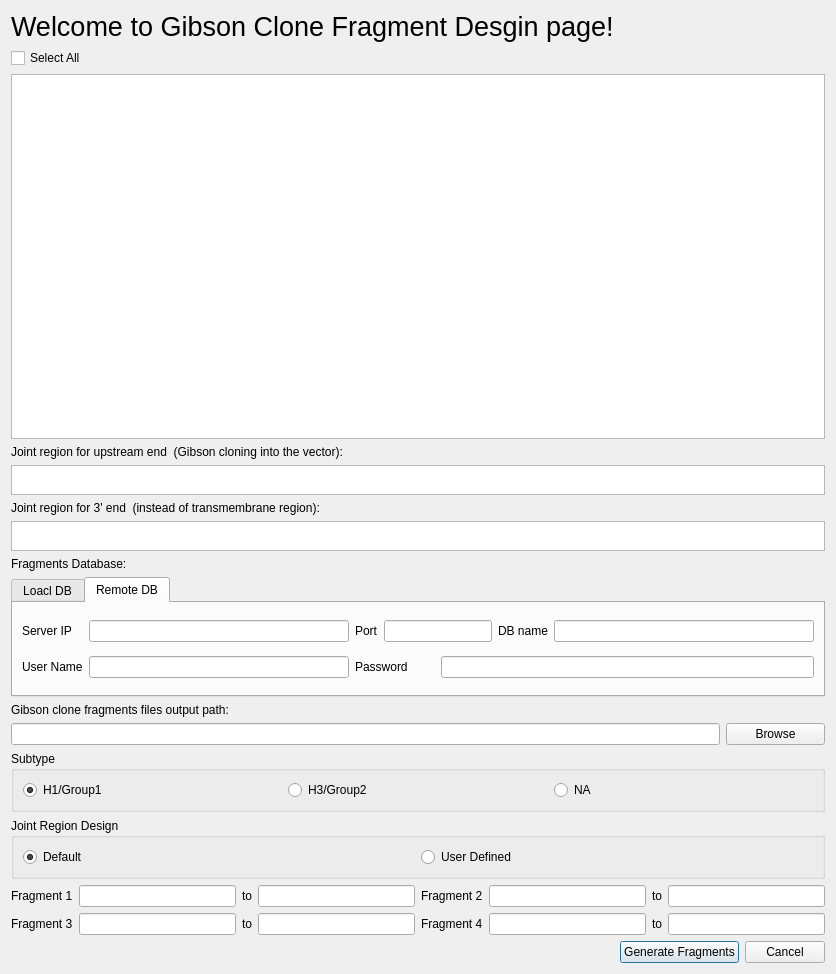
First picture: the form in gibsonclone.ui, repository WilsonImmunologyLab/Librator, before the edit.
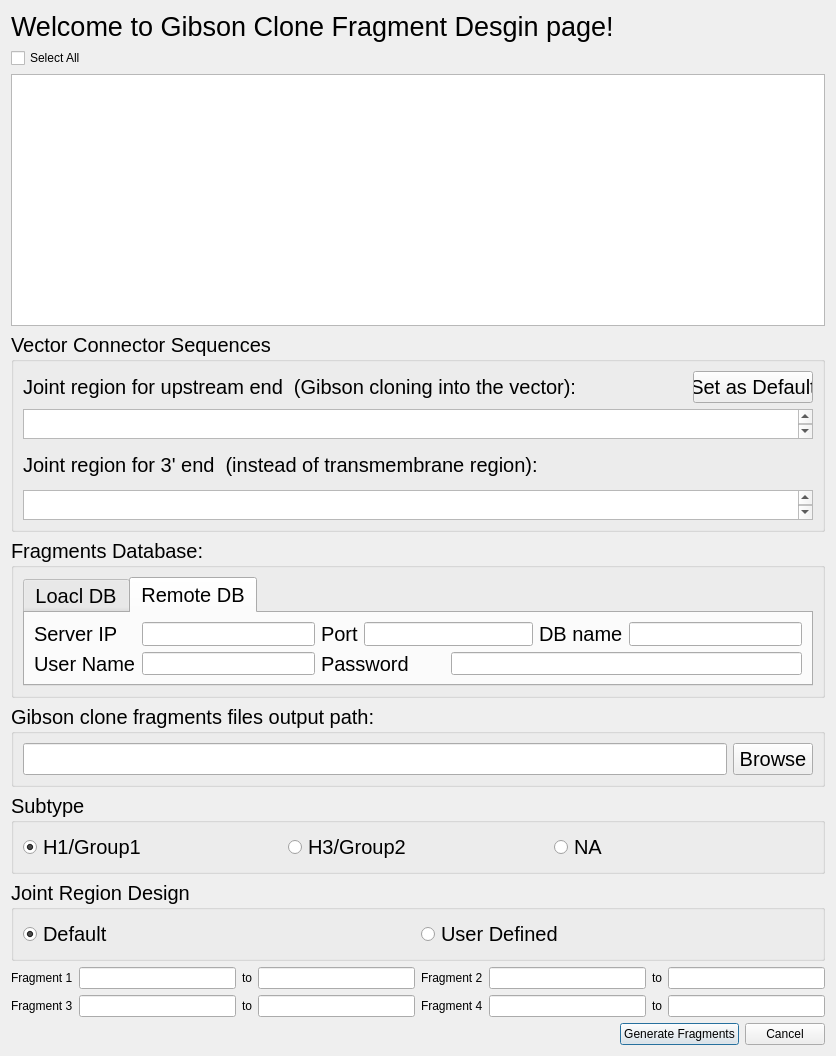
Second picture: the form after the edit. The open tabs and pages were chosen to show the change.

Commit message: Update save joint function

The edit to the form file:
```diff
--- a/gibsonclone.ui
+++ b/gibsonclone.ui
@@ -6,16 +6,254 @@
    <rect>
     <x>0</x>
     <y>0</y>
-    <width>718</width>
-    <height>974</height>
+    <width>715</width>
+    <height>1056</height>
    </rect>
   </property>
   <property name="windowTitle">
    <string>Gibson Clone Fragments Design</string>
   </property>
-  <layout class="QGridLayout" name="gridLayout_6">
-   <item row="12" column="0" colspan="3">
+  <layout class="QGridLayout" name="gridLayout_9">
+   <item row="0" column="0">
+    <widget class="QLabel" name="label">
+     <property name="font">
+      <font>
+       <pointsize>20</pointsize>
+      </font>
+     </property>
+     <property name="text">
+      <string>Welcome to Gibson Clone Fragment Desgin page!</string>
+     </property>
+    </widget>
+   </item>
+   <item row="1" column="0">
+    <widget class="QCheckBox" name="checkBoxAll">
+     <property name="text">
+      <string>Select All</string>
+     </property>
+    </widget>
+   </item>
+   <item row="2" column="0" colspan="2">
+    <widget class="QTableWidget" name="selectionTable"/>
+   </item>
+   <item row="3" column="0" colspan="2">
+    <widget class="QGroupBox" name="groupBox_3">
+     <property name="maximumSize">
+      <size>
+       <width>16777215</width>
+       <height>200</height>
+      </size>
+     </property>
+     <property name="font">
+      <font>
+       <pointsize>15</pointsize>
+      </font>
+     </property>
+     <property name="title">
+      <string>Vector Connector Sequences</string>
+     </property>
+     <layout class="QGridLayout" name="gridLayout_6">
+      <item row="3" column="0" colspan="2">
+       <widget class="QTextEdit" name="jointDOWN">
+        <property name="maximumSize">
+         <size>
+          <width>16777215</width>
+          <height>30</height>
+         </size>
+        </property>
+       </widget>
+      </item>
+      <item row="1" column="0" colspan="2">
+       <widget class="QTextEdit" name="jointUP">
+        <property name="maximumSize">
+         <size>
+          <width>16777215</width>
+          <height>30</height>
+         </size>
+        </property>
+       </widget>
+      </item>
+      <item row="0" column="1">
+       <widget class="QPushButton" name="saveConnector">
+        <property name="maximumSize">
+         <size>
+          <width>120</width>
+          <height>16777215</height>
+         </size>
+        </property>
+        <property name="text">
+         <string>Set as Default</string>
+        </property>
+       </widget>
+      </item>
+      <item row="2" column="0">
+       <widget class="QLabel" name="label_5">
+        <property name="text">
+         <string>Joint region for 3' end  (instead of transmembrane region):</string>
+        </property>
+       </widget>
+      </item>
+      <item row="0" column="0">
+       <widget class="QLabel" name="label_3">
+        <property name="text">
+         <string>Joint region for upstream end  (Gibson cloning into the vector):</string>
+        </property>
+       </widget>
+      </item>
+     </layout>
+    </widget>
+   </item>
+   <item row="4" column="0" colspan="2">
+    <widget class="QGroupBox" name="groupBox_4">
+     <property name="maximumSize">
+      <size>
+       <width>16777215</width>
+       <height>160</height>
+      </size>
+     </property>
+     <property name="font">
+      <font>
+       <pointsize>15</pointsize>
+      </font>
+     </property>
+     <property name="title">
+      <string>Fragments Database:</string>
+     </property>
+     <layout class="QGridLayout" name="gridLayout_7">
+      <item row="0" column="0">
+       <widget class="QTabWidget" name="tabWidget">
+        <property name="maximumSize">
+         <size>
+          <width>16777215</width>
+          <height>120</height>
+         </size>
+        </property>
+        <property name="currentIndex">
+         <number>1</number>
+        </property>
+        <widget class="QWidget" name="tab">
+         <attribute name="title">
+          <string>Loacl DB</string>
+         </attribute>
+         <layout class="QGridLayout" name="gridLayout_2">
+          <item row="0" column="0">
+           <widget class="QLineEdit" name="dbpath"/>
+          </item>
+          <item row="0" column="1">
+           <widget class="QPushButton" name="createDB">
+            <property name="text">
+             <string>Create</string>
+            </property>
+           </widget>
+          </item>
+          <item row="0" column="2">
+           <widget class="QPushButton" name="browseDB">
+            <property name="text">
+             <string>Browse</string>
+            </property>
+           </widget>
+          </item>
+         </layout>
+        </widget>
+        <widget class="QWidget" name="tab_2">
+         <attribute name="title">
+          <string>Remote DB</string>
+         </attribute>
+         <layout class="QGridLayout" name="gridLayout_3">
+          <item row="0" column="5">
+           <widget class="QLabel" name="label_9">
+            <property name="text">
+             <string>DB name</string>
+            </property>
+           </widget>
+          </item>
+          <item row="0" column="6">
+           <widget class="QLineEdit" name="DBnameinput"/>
+          </item>
+          <item row="1" column="1">
+           <widget class="QLineEdit" name="Userinput"/>
+          </item>
+          <item row="1" column="0">
+           <widget class="QLabel" name="label_8">
+            <property name="text">
+             <string>User Name</string>
+            </property>
+           </widget>
+          </item>
+          <item row="0" column="3" colspan="2">
+           <widget class="QLineEdit" name="Portinput"/>
+          </item>
+          <item row="1" column="2" colspan="2">
+           <widget class="QLabel" name="label_10">
+            <property name="text">
+             <string>Password</string>
+            </property>
+           </widget>
+          </item>
+          <item row="0" column="0">
+           <widget class="QLabel" name="label_7">
+            <property name="text">
+             <string>Server IP</string>
+            </property>
+           </widget>
+          </item>
+          <item row="1" column="4" colspan="3">
+           <widget class="QLineEdit" name="Passinput"/>
+          </item>
+          <item row="0" column="2">
+           <widget class="QLabel" name="label_11">
+            <property name="text">
+             <string>Port</string>
+            </property>
+           </widget>
+          </item>
+          <item row="0" column="1">
+           <widget class="QLineEdit" name="IPinput"/>
+          </item>
+         </layout>
+        </widget>
+       </widget>
+      </item>
+     </layout>
+    </widget>
+   </item>
+   <item row="5" column="0" colspan="2">
+    <widget class="QGroupBox" name="groupBox_5">
+     <property name="font">
+      <font>
+       <pointsize>15</pointsize>
+      </font>
+     </property>
+     <property name="title">
+      <string>Gibson clone fragments files output path:</string>
+     </property>
+     <layout class="QGridLayout" name="gridLayout_8">
+      <item row="0" column="0">
+       <widget class="QLineEdit" name="outpath"/>
+      </item>
+      <item row="0" column="1">
+       <widget class="QPushButton" name="browse">
+        <property name="maximumSize">
+         <size>
+          <width>16777215</width>
+          <height>32</height>
+         </size>
+        </property>
+        <property name="text">
+         <string>Browse</string>
+        </property>
+       </widget>
+      </item>
+     </layout>
+    </widget>
+   </item>
+   <item row="6" column="0" colspan="2">
     <widget class="QGroupBox" name="groupBox">
+     <property name="font">
+      <font>
+       <pointsize>15</pointsize>
+      </font>
+     </property>
      <property name="title">
       <string>Subtype</string>
      </property>
@@ -47,14 +285,38 @@
      </layout>
     </widget>
    </item>
-   <item row="11" column="2">
-    <widget class="QPushButton" name="browse">
-     <property name="text">
-      <string>Browse</string>
+   <item row="7" column="0" colspan="2">
+    <widget class="QGroupBox" name="groupBox_2">
+     <property name="font">
+      <font>
+       <pointsize>15</pointsize>
+      </font>
      </property>
+     <property name="title">
+      <string>Joint Region Design</string>
+     </property>
+     <layout class="QGridLayout" name="gridLayout_4">
+      <item row="0" column="0">
+       <widget class="QRadioButton" name="radioButtonDefault">
+        <property name="text">
+         <string>Default</string>
+        </property>
+        <property name="checked">
+         <bool>true</bool>
+        </property>
+       </widget>
+      </item>
+      <item row="0" column="1">
+       <widget class="QRadioButton" name="radioButtonUser">
+        <property name="text">
+         <string>User Defined</string>
+        </property>
+       </widget>
+      </item>
+     </layout>
     </widget>
    </item>
-   <item row="14" column="0" colspan="3">
+   <item row="8" column="0" colspan="2">
     <layout class="QGridLayout" name="gridLayout">
      <item row="0" column="5">
       <widget class="QLineEdit" name="F2_start">
@@ -170,72 +432,7 @@
      </item>
     </layout>
    </item>
-   <item row="11" column="0" colspan="2">
-    <widget class="QLineEdit" name="outpath"/>
-   </item>
-   <item row="4" column="0">
-    <widget class="QLabel" name="label_3">
-     <property name="text">
-      <string>Joint region for upstream end  (Gibson cloning into the vector):</string>
-     </property>
-    </widget>
-   </item>
-   <item row="10" column="0">
-    <widget class="QLabel" name="label_4">
-     <property name="text">
-      <string>Gibson clone fragments files output path:</string>
-     </property>
-    </widget>
-   </item>
-   <item row="3" column="0" colspan="3">
-    <widget class="QTableWidget" name="selectionTable"/>
-   </item>
-   <item row="13" column="0" colspan="3">
-    <widget class="QGroupBox" name="groupBox_2">
-     <property name="title">
-      <string>Joint Region Design</string>
-     </property>
-     <layout class="QGridLayout" name="gridLayout_4">
-      <item row="0" column="0">
-       <widget class="QRadioButton" name="radioButtonDefault">
-        <property name="text">
-         <string>Default</string>
-        </property>
-        <property name="checked">
-         <bool>true</bool>
-        </property>
-       </widget>
-      </item>
-      <item row="0" column="1">
-       <widget class="QRadioButton" name="radioButtonUser">
-        <property name="text">
-         <string>User Defined</string>
-        </property>
-       </widget>
-      </item>
-     </layout>
-    </widget>
-   </item>
-   <item row="0" column="0">
-    <widget class="QLabel" name="label">
-     <property name="font">
-      <font>
-       <pointsize>20</pointsize>
-      </font>
-     </property>
-     <property name="text">
-      <string>Welcome to Gibson Clone Fragment Desgin page!</string>
-     </property>
-    </widget>
-   </item>
-   <item row="8" column="0">
-    <widget class="QLabel" name="label_6">
-     <property name="text">
-      <string>Fragments Database:</string>
-     </property>
-    </widget>
-   </item>
-   <item row="15" column="1" colspan="2">
+   <item row="9" column="1">
     <layout class="QHBoxLayout" name="horizontalLayout">
      <item>
       <widget class="QPushButton" name="yes">
@@ -256,134 +453,6 @@
      </item>
     </layout>
    </item>
-   <item row="6" column="0">
-    <widget class="QLabel" name="label_5">
-     <property name="text">
-      <string>Joint region for 3' end  (instead of transmembrane region):</string>
-     </property>
-    </widget>
-   </item>
-   <item row="7" column="0" colspan="3">
-    <widget class="QTextEdit" name="jointDOWN">
-     <property name="maximumSize">
-      <size>
-       <width>16777215</width>
-       <height>30</height>
-      </size>
-     </property>
-    </widget>
-   </item>
-   <item row="1" column="0">
-    <widget class="QCheckBox" name="checkBoxAll">
-     <property name="text">
-      <string>Select All</string>
-     </property>
-    </widget>
-   </item>
-   <item row="9" column="0" colspan="3">
-    <widget class="QTabWidget" name="tabWidget">
-     <property name="maximumSize">
-      <size>
-       <width>16777215</width>
-       <height>120</height>
-      </size>
-     </property>
-     <property name="currentIndex">
-      <number>0</number>
-     </property>
-     <widget class="QWidget" name="tab">
-      <attribute name="title">
-       <string>Loacl DB</string>
-      </attribute>
-      <layout class="QGridLayout" name="gridLayout_2">
-       <item row="0" column="0">
-        <widget class="QLineEdit" name="dbpath"/>
-       </item>
-       <item row="0" column="1">
-        <widget class="QPushButton" name="createDB">
-         <property name="text">
-          <string>Create</string>
-         </property>
-        </widget>
-       </item>
-       <item row="0" column="2">
-        <widget class="QPushButton" name="browseDB">
-         <property name="text">
-          <string>Browse</string>
-         </property>
-        </widget>
-       </item>
-      </layout>
-     </widget>
-     <widget class="QWidget" name="tab_2">
-      <attribute name="title">
-       <string>Remote DB</string>
-      </attribute>
-      <layout class="QGridLayout" name="gridLayout_3">
-       <item row="0" column="5">
-        <widget class="QLabel" name="label_9">
-         <property name="text">
-          <string>DB name</string>
-         </property>
-        </widget>
-       </item>
-       <item row="0" column="6">
-        <widget class="QLineEdit" name="DBnameinput"/>
-       </item>
-       <item row="1" column="1">
-        <widget class="QLineEdit" name="Userinput"/>
-       </item>
-       <item row="1" column="0">
-        <widget class="QLabel" name="label_8">
-         <property name="text">
-          <string>User Name</string>
-         </property>
-        </widget>
-       </item>
-       <item row="0" column="3" colspan="2">
-        <widget class="QLineEdit" name="Portinput"/>
-       </item>
-       <item row="1" column="2" colspan="2">
-        <widget class="QLabel" name="label_10">
-         <property name="text">
-          <string>Password</string>
-         </property>
-        </widget>
-       </item>
-       <item row="0" column="0">
-        <widget class="QLabel" name="label_7">
-         <property name="text">
-          <string>Server IP</string>
-         </property>
-        </widget>
-       </item>
-       <item row="1" column="4" colspan="3">
-        <widget class="QLineEdit" name="Passinput"/>
-       </item>
-       <item row="0" column="2">
-        <widget class="QLabel" name="label_11">
-         <property name="text">
-          <string>Port</string>
-         </property>
-        </widget>
-       </item>
-       <item row="0" column="1">
-        <widget class="QLineEdit" name="IPinput"/>
-       </item>
-      </layout>
-     </widget>
-    </widget>
-   </item>
-   <item row="5" column="0" colspan="3">
-    <widget class="QTextEdit" name="jointUP">
-     <property name="maximumSize">
-      <size>
-       <width>16777215</width>
-       <height>30</height>
-      </size>
-     </property>
-    </widget>
-   </item>
   </layout>
  </widget>
  <resources/>
```
The commit also changes 5 other files.
